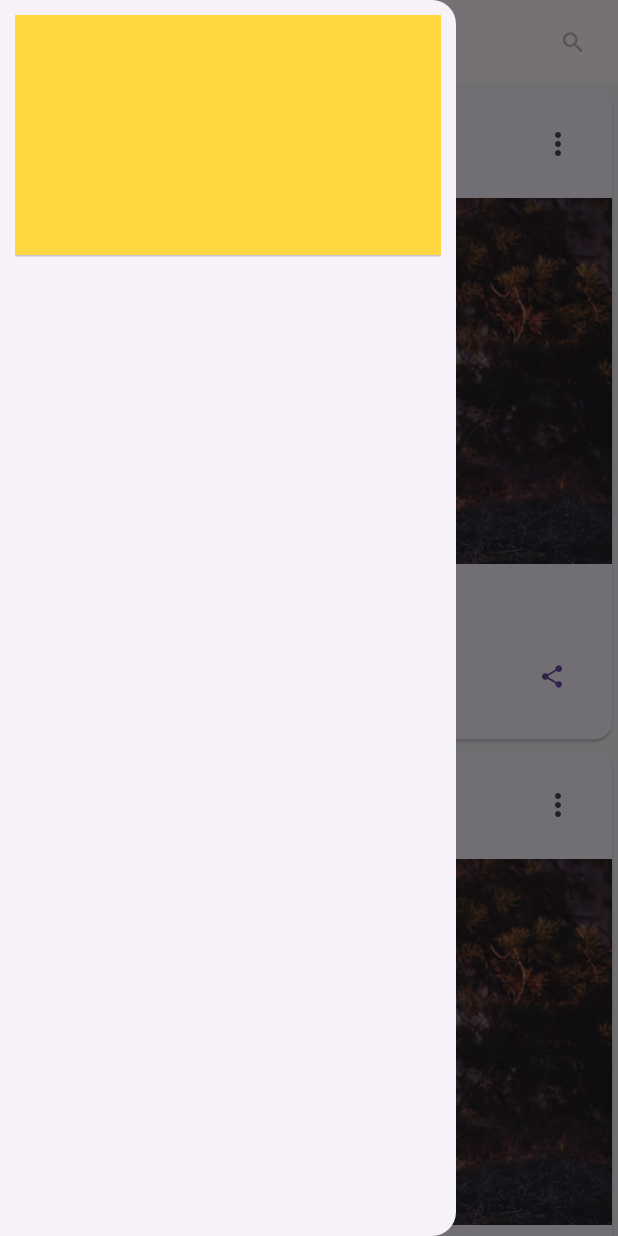
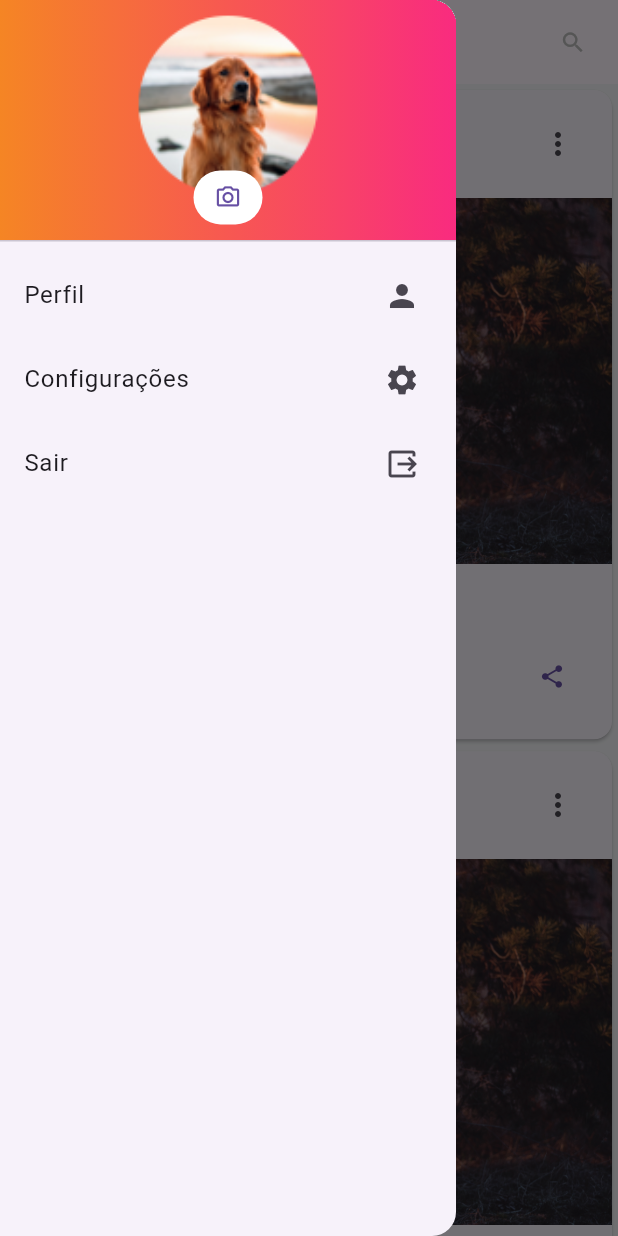
Before and after one commit to pablo-sa10/Login-flutter, a Flutter app: the Home screen opened directly, with the side drawer open, on a phone screen of 412 x 824 dp. Run offline on Flutter 3.47's test engine with Material 3 defaults, Android fonts, the phone set to English and light mode, and no system bars.

Commit message:
consegui fazer o botao de sair, pelo menos o básico

```diff
--- a/login/lib/pages/home.dart
+++ b/login/lib/pages/home.dart
@@ -1,4 +1,5 @@
 import 'package:flutter/material.dart';
+import 'package:login/pages/login.dart';
 
 class Home extends StatefulWidget {
   const Home({super.key});
@@ -18,15 +19,16 @@ class _HomeState extends State<Home> {
             child: Image.asset("assets/app-logo.png"),
           ),
         ),
-        leading: Builder(
-          builder: (context) {
-            return TextButton(
-                child: Image.asset("assets/user-picture.png", fit: BoxFit.cover,),
-                onPressed: () {
-                  Scaffold.of(context).openDrawer();
-                });
-          }
-        ),
+        leading: Builder(builder: (context) {
+          return TextButton(
+              child: Image.asset(
+                "assets/user-picture.png",
+                fit: BoxFit.cover,
+              ),
+              onPressed: () {
+                Scaffold.of(context).openDrawer();
+              });
+        }),
         actions: [
           SizedBox(
             width: 60,
@@ -37,12 +39,69 @@ class _HomeState extends State<Home> {
         ],
       ),
       drawer: Drawer(
+        // Add a ListView to the drawer. This ensures the user can scroll
+        // through the options in the drawer if there isn't enough vertical
+        // space to fit everything.
         child: ListView(
-          padding: const EdgeInsets.all(10),
-          children: const [
+          // Important: Remove any padding from the ListView.
+          padding: EdgeInsets.zero,
+          children: [
             DrawerHeader(
-                decoration: BoxDecoration(color: Colors.amberAccent),
-                child: Column())
+              padding: const EdgeInsets.only(bottom: 20),
+              decoration: const BoxDecoration(
+                  gradient: LinearGradient(colors: [
+                Color(0xFFF58524),
+                Color(0xFFF92B7F),
+              ])),
+              child: Padding(
+                padding: const EdgeInsets.all(8.0),
+                child: Container(
+                  alignment: const Alignment(0.0, 1.4),
+                  decoration: const BoxDecoration(
+                      image: DecorationImage(
+                          image: AssetImage("assets/user-picture.png"),
+                          fit: BoxFit.fitHeight)),
+                  child: Container(
+                    height: 36,
+                    width: 46,
+                    //alignment: Alignment.center,
+                    decoration: BoxDecoration(
+                        color: Colors.white,
+                        borderRadius: BorderRadius.circular(56)),
+                    child: TextButton(
+                      onPressed: () {},
+                      child: const SizedBox(
+                          child: Icon(
+                        Icons.camera_alt_outlined,
+                      )),
+                    ),
+                  ),
+                ),
+              ),
+            ),
+            ListTile(
+              title: const Text('Perfil'),
+              trailing: Icon(Icons.person),
+              onTap: () {
+                // Update the state of the app.
+                // ...
+              },
+            ),
+            ListTile(
+              title: const Text('Configurações'),
+              trailing: Icon(Icons.settings),
+              onTap: () {
+                // Update the state of the app.
+                // ...
+              },
+            ),
+            ListTile(
+              title: const Text('Sair'),
+              trailing: Icon(Icons.output),
+              onTap: () {
+                sair(context);
+              },
+            ),
           ],
         ),
       ),
@@ -61,6 +120,11 @@ class _HomeState extends State<Home> {
       ),
     );
   }
+}
+
+void sair(BuildContext context) {
+  Navigator.pushReplacement(
+      context, MaterialPageRoute(builder: (context) => Login()));
 }
 
 Widget cardItem() {
```
